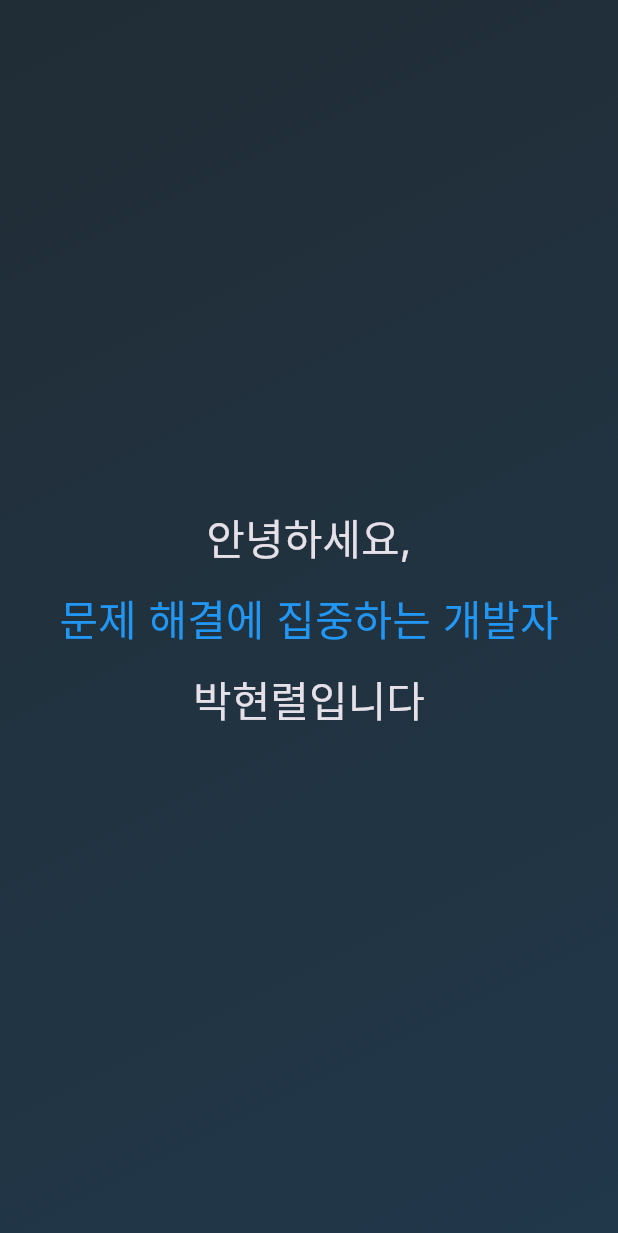
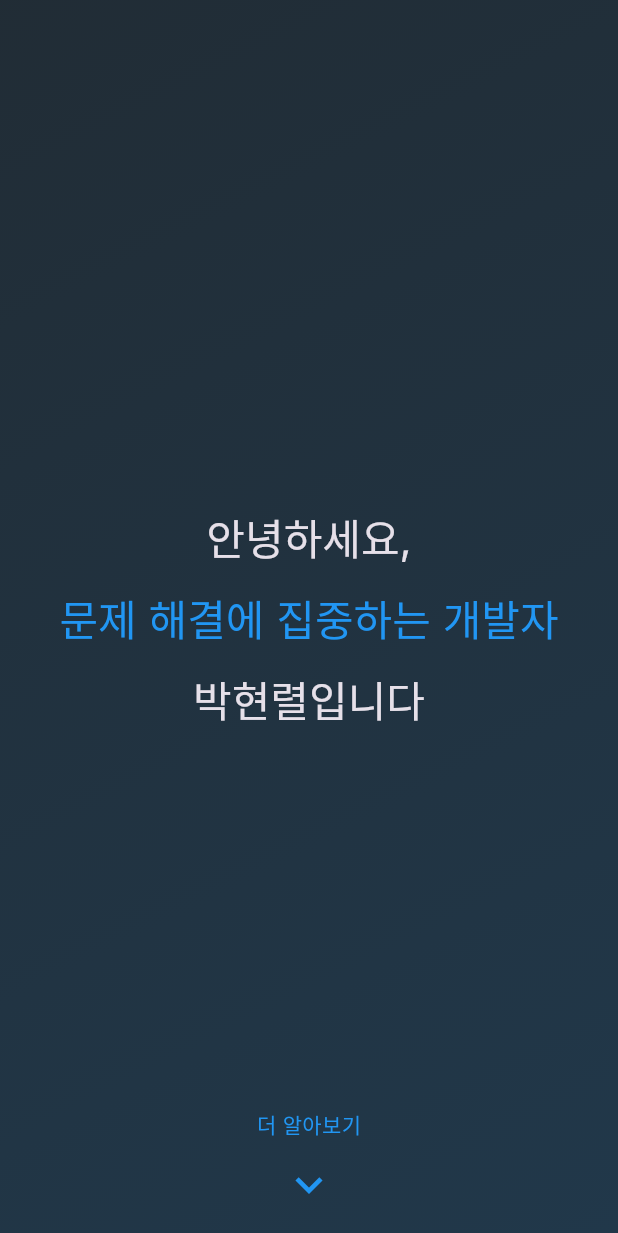
Before and after one commit to devpark435/portfolio_flutter_web, a Flutter app: the screen it shows after launch, on a phone screen of 412 x 824 dp. Shown: the top 1233 px of the screen. Run offline on Flutter 3.47's test engine with Material 3 defaults, Android fonts, the phone set to English and light mode, and no system bars; drawn by our look-alikes of animated_text_kit; our stand-ins replace flutter_riverpod, go_router, google_fonts, shared_preferences.

Commit message:
feat - 하단 추가 내용 가시성 확보

```diff
--- a/lib/presentation/screens/home/sections/hero_section.dart
+++ b/lib/presentation/screens/home/sections/hero_section.dart
@@ -25,7 +25,10 @@ class HeroSection extends StatelessWidget {
           ],
         ),
       ),
-      child: SectionWrapper(
+      child: Stack(
+        children: [
+          // 기존 콘텐츠
+          SectionWrapper(
             child: FittedBox(
               fit: BoxFit.scaleDown,
               child: Center(
@@ -66,6 +69,82 @@ class HeroSection extends StatelessWidget {
               ),
             ),
           ),
+
+          // 아래 화살표 추가 (클릭 불가능한 단순 표시)
+          Positioned(
+            bottom: 20,
+            left: 0,
+            right: 0,
+            child: Center(
+              child: Column(
+                children: [
+                  Text(
+                    '더 알아보기',
+                    style: TextStyle(
+                      color: Theme.of(context).primaryColor,
+                      fontWeight: FontWeight.w500,
+                    ),
+                  ),
+                  const SizedBox(height: 8),
+                  _BouncingArrow(color: Theme.of(context).primaryColor),
+                ],
+              ),
+            ),
+          ),
+        ],
+      ),
     );
   }
 }
+
+// 바운싱 애니메이션을 위한 별도 위젯
+class _BouncingArrow extends StatefulWidget {
+  final Color color;
+
+  const _BouncingArrow({required this.color});
+
+  @override
+  _BouncingArrowState createState() => _BouncingArrowState();
+}
+
+class _BouncingArrowState extends State<_BouncingArrow>
+    with SingleTickerProviderStateMixin {
+  late AnimationController _controller;
+  late Animation<double> _animation;
+
+  @override
+  void initState() {
+    super.initState();
+    _controller = AnimationController(
+      vsync: this,
+      duration: const Duration(milliseconds: 1200),
+    )..repeat(reverse: true);
+
+    _animation = Tween<double>(begin: 0.0, end: 8.0).animate(
+      CurvedAnimation(parent: _controller, curve: Curves.easeInOut),
+    );
+  }
+
+  @override
+  void dispose() {
+    _controller.dispose();
+    super.dispose();
+  }
+
+  @override
+  Widget build(BuildContext context) {
+    return AnimatedBuilder(
+      animation: _animation,
+      builder: (context, child) {
+        return Transform.translate(
+          offset: Offset(0, _animation.value),
+          child: Icon(
+            Icons.keyboard_arrow_down,
+            color: widget.color,
+            size: 36,
+          ),
+        );
+      },
+    );
+  }
+}
```
Lines whose indentation alone changed are shown as unchanged.
